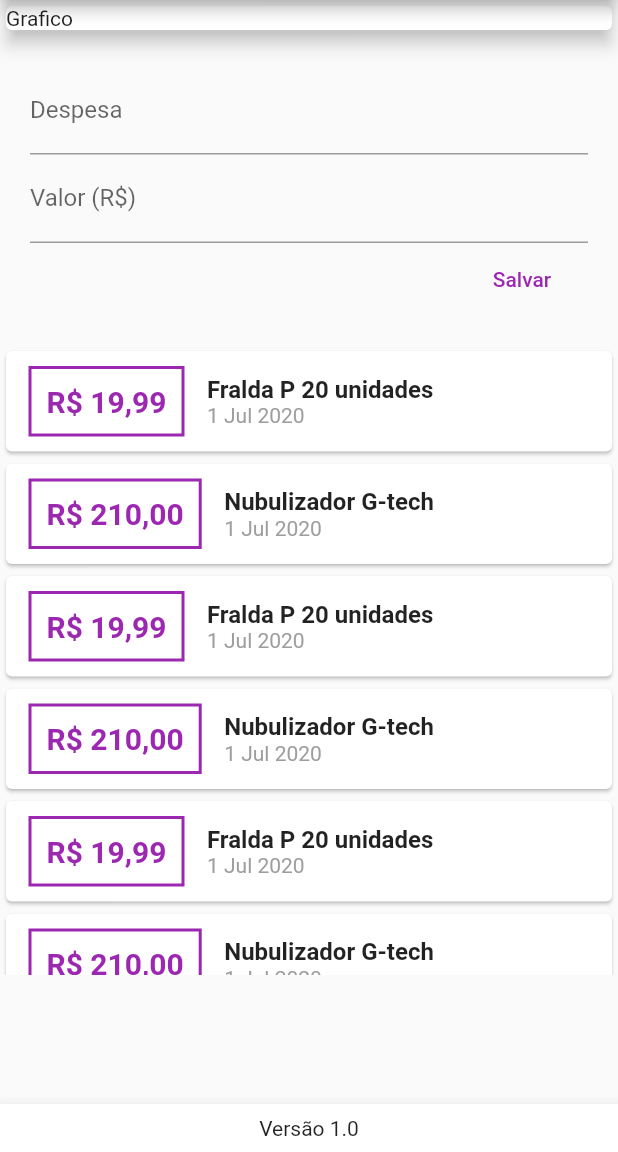
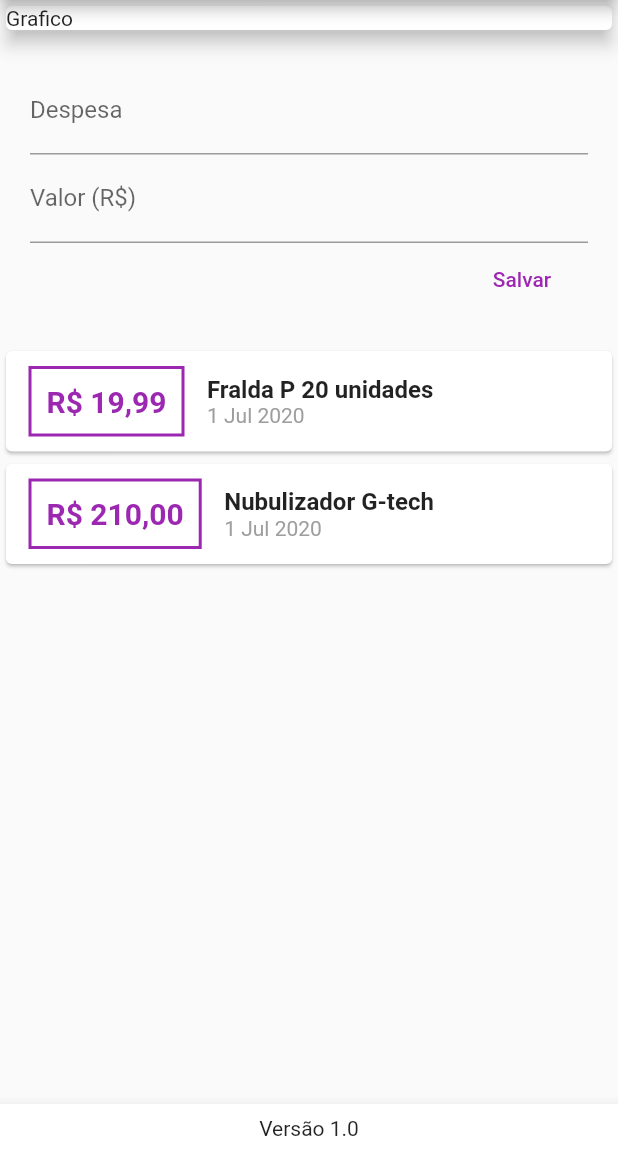
Before and after one commit to DaniloLM/despesas_pessoais, a Flutter app: the screen it shows after launch, after a tap on "Salvar", on a phone screen of 412 x 824 dp, the part 84-1236 px from its top. Run offline on Flutter 3.47's test engine with Material 2 defaults, Android fonts, the phone set to English and light mode, and no system bars.

Commit message:
Melhorias usando ListView e Teclado numerico

```diff
--- a/lib/components/transaction_form.dart
+++ b/lib/components/transaction_form.dart
@@ -7,6 +7,17 @@ class TransactionForm extends StatelessWidget {
 
   TransactionForm(this.onSubmit);
 
+  _submitForm() {
+    final value = double.tryParse(valueController.text);
+    final title = titleController.text;
+
+    if (title.isEmpty || value <= 0) {
+      return;
+    }
+
+    onSubmit(title, value);
+  }
+
   @override
   Widget build(BuildContext context) {
     return Padding(
@@ -15,12 +26,15 @@ class TransactionForm extends StatelessWidget {
         children: <Widget>[
           TextField(
             controller: titleController,
+            onSubmitted: (value) => _submitForm(),
             decoration: InputDecoration(
               labelText: 'Despesa',
             ),
           ),
           TextField(
             controller: valueController,
+            keyboardType: TextInputType.numberWithOptions(decimal: true),
+            onSubmitted: (value) => _submitForm(),
             decoration: InputDecoration(
               labelText: 'Valor (R\$)',
             ),
@@ -30,10 +44,7 @@ class TransactionForm extends StatelessWidget {
             children: <Widget>[
               FlatButton(
                 textColor: Colors.purple,
-                onPressed: () {
-                  final value = double.tryParse(valueController.text);
-                  onSubmit(titleController.text, value);
-                },
+                onPressed: _submitForm,
                 child: Text('Salvar'),
               ),
             ],
--- a/lib/components/transaction_list.dart
+++ b/lib/components/transaction_list.dart
@@ -12,9 +12,10 @@ class TransactionList extends StatelessWidget {
     return Container(
       height: 450,
       padding: EdgeInsets.only(bottom: 30),
-      child: SingleChildScrollView(
-        child: Column(
-          children: transactions.map((tr) {
+      child: ListView.builder(
+        itemCount: transactions.length,
+        itemBuilder: (ctx, index) {
+          final tr = transactions[index];
           return Card(
             child: Row(
               children: <Widget>[
@@ -59,8 +60,7 @@ class TransactionList extends StatelessWidget {
               ],
             ),
           );
-          }).toList(),
-        ),
+        },
       ),
     );
   }
--- a/lib/components/transaction_user.dart
+++ b/lib/components/transaction_user.dart
@@ -20,48 +20,6 @@ class _TransactionUserState extends State<TransactionUser> {
     ),
     Transaction(
       id: 't2',
-      title: 'Nubulizador G-tech',
-      value: 210.00,
-      date: DateTime.now(),
-    ),
-    Transaction(
-      id: 't3',
-      title: 'Fralda P 20 unidades',
-      value: 19.99,
-      date: DateTime.now(),
-    ),
-    Transaction(
-      id: 't4',
-      title: 'Nubulizador G-tech',
-      value: 210.00,
-      date: DateTime.now(),
-    ),
-    Transaction(
-      id: 't5',
-      title: 'Fralda P 20 unidades',
-      value: 19.99,
-      date: DateTime.now(),
-    ),
-    Transaction(
-      id: 't6',
-      title: 'Nubulizador G-tech',
-      value: 210.00,
-      date: DateTime.now(),
-    ),
-    Transaction(
-      id: 't7',
-      title: 'Nubulizador G-tech',
-      value: 210.00,
-      date: DateTime.now(),
-    ),
-    Transaction(
-      id: 't8',
-      title: 'Fralda P 20 unidades',
-      value: 19.99,
-      date: DateTime.now(),
-    ),
-    Transaction(
-      id: 't9',
       title: 'Nubulizador G-tech',
       value: 210.00,
       date: DateTime.now(),
```
Lines whose indentation alone changed are shown as unchanged.
